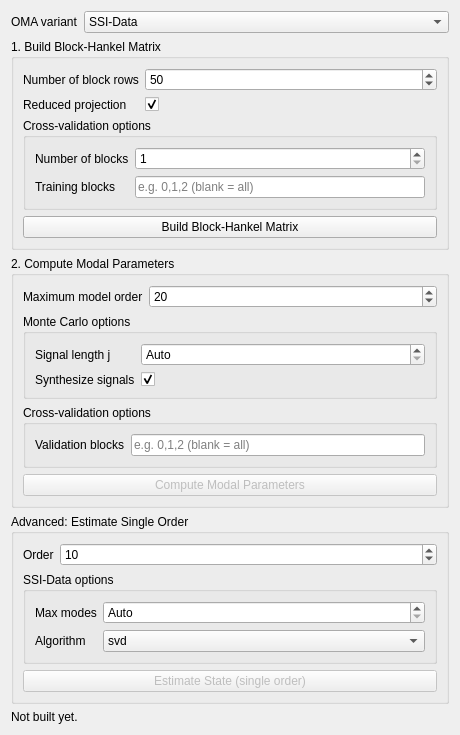
pyOMA-dev/pyOMA, file pyOMA/GUI/ui/ssi_data.ui: the form before one commit.
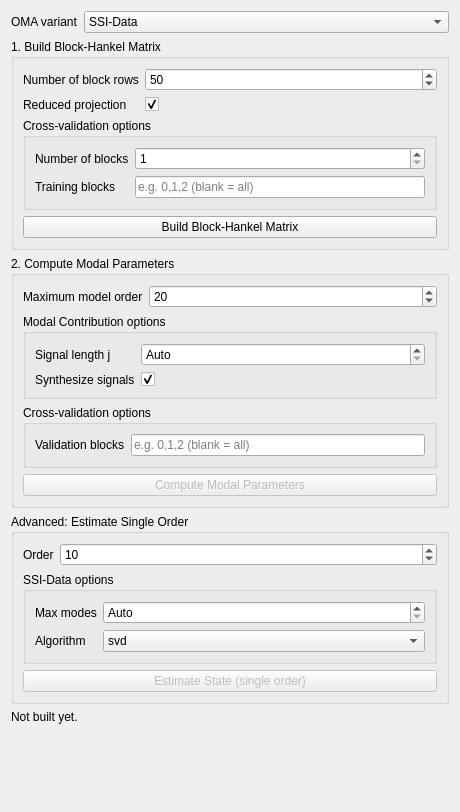
The form after the commit.

```diff
--- a/pyOMA/GUI/ui/ssi_data.ui
+++ b/pyOMA/GUI/ui/ssi_data.ui
@@ -7,7 +7,7 @@
     <x>0</x>
     <y>0</y>
     <width>460</width>
-    <height>640</height>
+    <height>812</height>
    </rect>
   </property>
   <property name="windowTitle">
@@ -177,7 +177,7 @@
       <item>
        <widget class="QGroupBox" name="mc_compute_box">
         <property name="title">
-         <string>Monte Carlo options</string>
+         <string>Modal Contribution options</string>
         </property>
         <layout class="QFormLayout" name="mc_compute_form">
          <item row="0" column="0">
```
Left out of the diff: 12 changed lines with no effect on the pictures.
